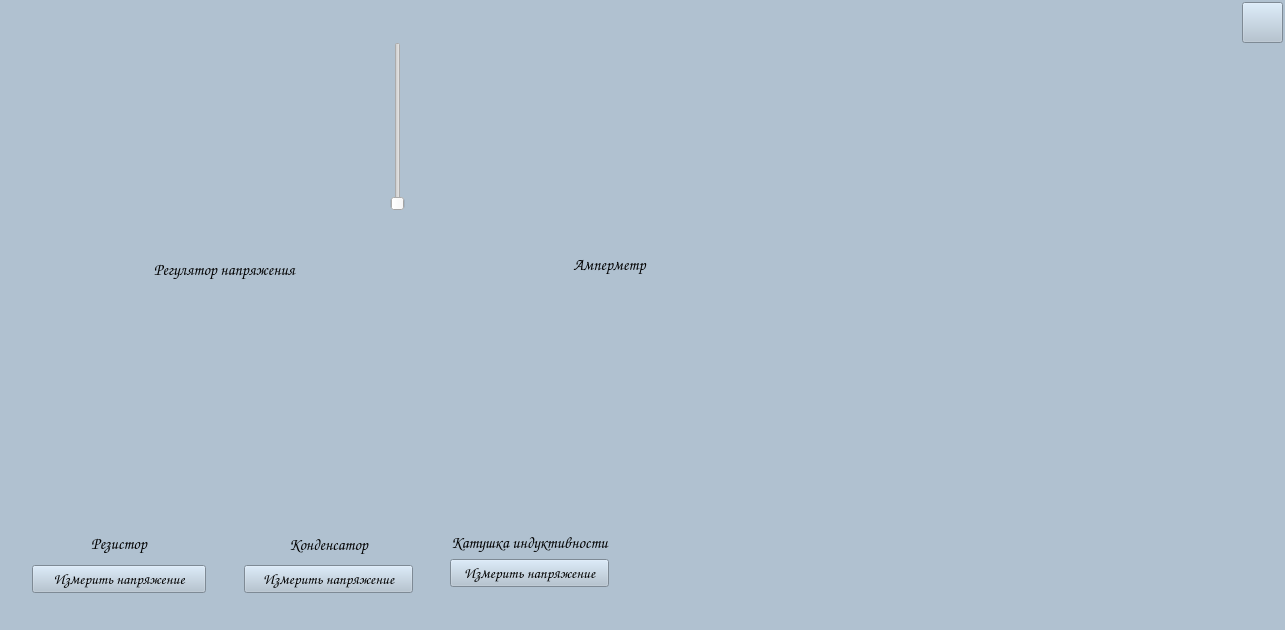
Above: forms_ui/laba15.ui from doktorfish0078/SimulationOfLaboratoryWork before the change. Below: the same form after it.
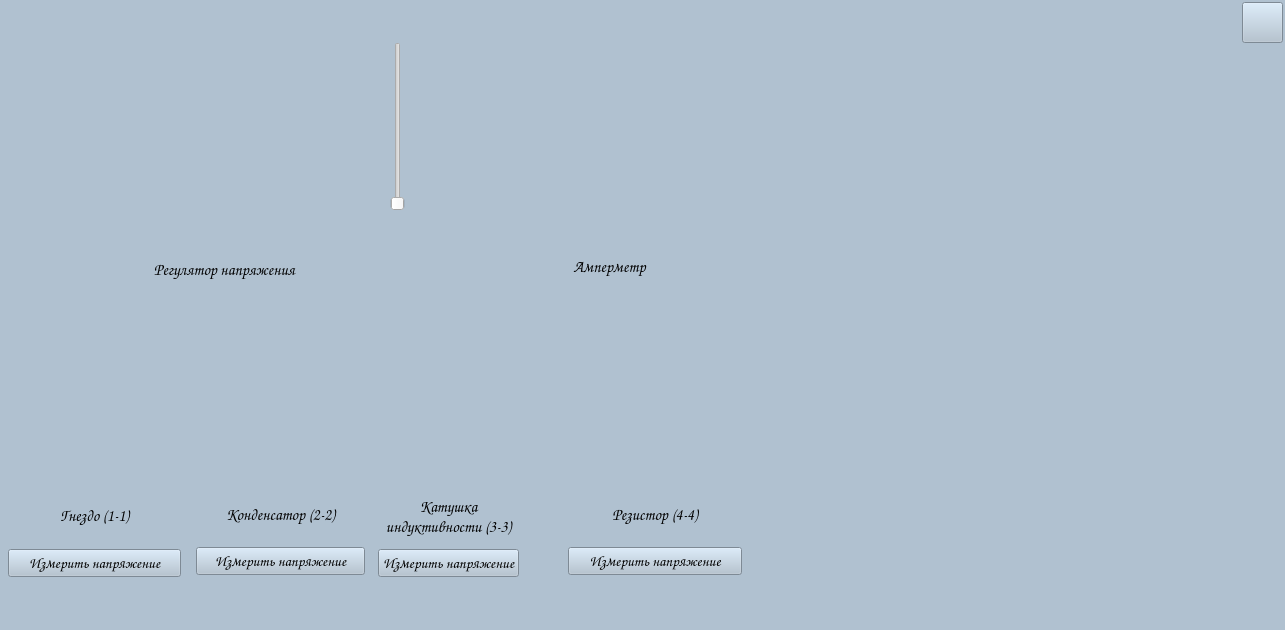
That is the form after the change. Icons and pictures are not drawn.

Patch:
```diff
--- a/forms_ui/laba15.ui
+++ b/forms_ui/laba15.ui
@@ -43,15 +43,27 @@
    <widget class="QWidget" name="verticalLayoutWidget_2">
     <property name="geometry">
      <rect>
-      <x>244</x>
-      <y>530</y>
+      <x>196</x>
+      <y>488</y>
       <width>169</width>
-      <height>63</height>
+      <height>89</height>
      </rect>
     </property>
     <layout class="QVBoxLayout" name="verticalLayout_2">
      <item>
       <widget class="QLabel" name="label_3">
+       <property name="minimumSize">
+        <size>
+         <width>0</width>
+         <height>53</height>
+        </size>
+       </property>
+       <property name="maximumSize">
+        <size>
+         <width>16777215</width>
+         <height>53</height>
+        </size>
+       </property>
        <property name="font">
         <font>
          <family>Comic Sans MS</family>
@@ -61,7 +73,7 @@
         </font>
        </property>
        <property name="text">
-        <string>Конденсатор</string>
+        <string>Конденсатор (2-2)</string>
        </property>
        <property name="scaledContents">
         <bool>true</bool>
@@ -69,6 +81,9 @@
        <property name="alignment">
         <set>Qt::AlignCenter</set>
        </property>
+       <property name="wordWrap">
+        <bool>true</bool>
+       </property>
       </widget>
      </item>
      <item>
@@ -89,10 +104,10 @@
    <widget class="QWidget" name="verticalLayoutWidget_3">
     <property name="geometry">
      <rect>
-      <x>450</x>
-      <y>532</y>
-      <width>235</width>
-      <height>61</height>
+      <x>378</x>
+      <y>490</y>
+      <width>179</width>
+      <height>89</height>
      </rect>
     </property>
     <layout class="QVBoxLayout" name="verticalLayout_5">
@@ -101,6 +116,18 @@
      </property>
      <item>
       <widget class="QLabel" name="label_5">
+       <property name="minimumSize">
+        <size>
+         <width>0</width>
+         <height>53</height>
+        </size>
+       </property>
+       <property name="maximumSize">
+        <size>
+         <width>16777215</width>
+         <height>53</height>
+        </size>
+       </property>
        <property name="font">
         <font>
          <family>Comic Sans MS</family>
@@ -110,7 +137,7 @@
         </font>
        </property>
        <property name="text">
-        <string>Катушка индуктивности</string>
+        <string>Катушка индуктивности (3-3)</string>
        </property>
        <property name="scaledContents">
         <bool>true</bool>
@@ -118,6 +145,9 @@
        <property name="alignment">
         <set>Qt::AlignCenter</set>
        </property>
+       <property name="wordWrap">
+        <bool>true</bool>
+       </property>
       </widget>
      </item>
      <item>
@@ -247,7 +277,7 @@
       <x>490</x>
       <y>252</y>
       <width>239</width>
-      <height>24</height>
+      <height>28</height>
      </rect>
     </property>
     <property name="minimumSize">
@@ -259,7 +289,7 @@
     <property name="maximumSize">
      <size>
       <width>16777215</width>
-      <height>24</height>
+      <height>28</height>
      </size>
     </property>
     <property name="font">
@@ -283,8 +313,8 @@
    <widget class="QLabel" name="label_capacitor">
     <property name="geometry">
      <rect>
-      <x>280</x>
-      <y>382</y>
+      <x>226</x>
+      <y>338</y>
       <width>111</width>
       <height>143</height>
      </rect>
@@ -314,8 +344,8 @@
    <widget class="QLabel" name="label_coil">
     <property name="geometry">
      <rect>
-      <x>492</x>
-      <y>388</y>
+      <x>402</x>
+      <y>340</y>
       <width>177</width>
       <height>141</height>
      </rect>
@@ -374,8 +404,8 @@
    <widget class="QLabel" name="label_resistor">
     <property name="geometry">
      <rect>
-      <x>50</x>
-      <y>484</y>
+      <x>588</x>
+      <y>452</y>
       <width>139</width>
       <height>23</height>
      </rect>
@@ -399,15 +429,27 @@
    <widget class="QWidget" name="verticalLayoutWidget_4">
     <property name="geometry">
      <rect>
-      <x>32</x>
-      <y>528</y>
+      <x>568</x>
+      <y>488</y>
       <width>174</width>
-      <height>65</height>
+      <height>89</height>
      </rect>
     </property>
     <layout class="QVBoxLayout" name="verticalLayout_4">
      <item>
       <widget class="QLabel" name="label_7">
+       <property name="minimumSize">
+        <size>
+         <width>0</width>
+         <height>53</height>
+        </size>
+       </property>
+       <property name="maximumSize">
+        <size>
+         <width>16777215</width>
+         <height>53</height>
+        </size>
+       </property>
        <property name="font">
         <font>
          <family>Comic Sans MS</family>
@@ -417,7 +459,7 @@
         </font>
        </property>
        <property name="text">
-        <string>Резистор</string>
+        <string>Резистор (4-4)</string>
        </property>
        <property name="scaledContents">
         <bool>true</bool>
@@ -425,6 +467,9 @@
        <property name="alignment">
         <set>Qt::AlignCenter</set>
        </property>
+       <property name="wordWrap">
+        <bool>true</bool>
+       </property>
       </widget>
      </item>
      <item>
@@ -458,6 +503,55 @@
      <string/>
     </property>
    </widget>
+   <widget class="QWidget" name="verticalLayoutWidget_6">
+    <property name="geometry">
+     <rect>
+      <x>8</x>
+      <y>488</y>
+      <width>173</width>
+      <height>89</height>
+     </rect>
+    </property>
+    <layout class="QVBoxLayout" name="verticalLayout_6">
+     <item>
+      <widget class="QLabel" name="label_4">
+       <property name="font">
+        <font>
+         <family>Comic Sans MS</family>
+         <pointsize>12</pointsize>
+         <weight>75</weight>
+         <bold>true</bold>
+        </font>
+       </property>
+       <property name="text">
+        <string>Гнездо (1-1)</string>
+       </property>
+       <property name="scaledContents">
+        <bool>true</bool>
+       </property>
+       <property name="alignment">
+        <set>Qt::AlignCenter</set>
+       </property>
+       <property name="wordWrap">
+        <bool>true</bool>
+       </property>
+      </widget>
+     </item>
+     <item>
+      <widget class="QPushButton" name="measure_enter_voltage">
+       <property name="font">
+        <font>
+         <family>Comic Sans MS</family>
+         <pointsize>11</pointsize>
+        </font>
+       </property>
+       <property name="text">
+        <string>Измерить напряжение</string>
+       </property>
+      </widget>
+     </item>
+    </layout>
+   </widget>
    <zorder>label_regulator</zorder>
    <zorder>verticalLayoutWidget</zorder>
    <zorder>verticalLayoutWidget_2</zorder>
```
Left out of the diff: 2 changed lines with no effect on the pictures.
